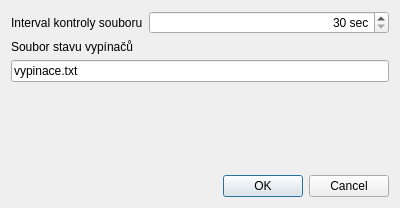
silicon-heaven/shvapp, file clients/bfsview/src/settingsdialog.ui: the form before one commit.
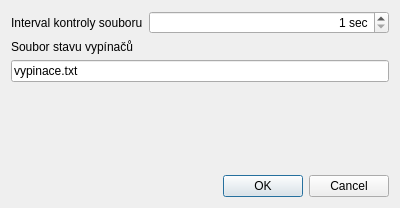
The form after the commit.

Patch:
```diff
--- a/clients/bfsview/src/settingsdialog.ui
+++ b/clients/bfsview/src/settingsdialog.ui
@@ -32,7 +32,7 @@
         <string> sec</string>
        </property>
        <property name="minimum">
-        <number>30</number>
+        <number>1</number>
        </property>
        <property name="maximum">
         <number>600</number>
```
